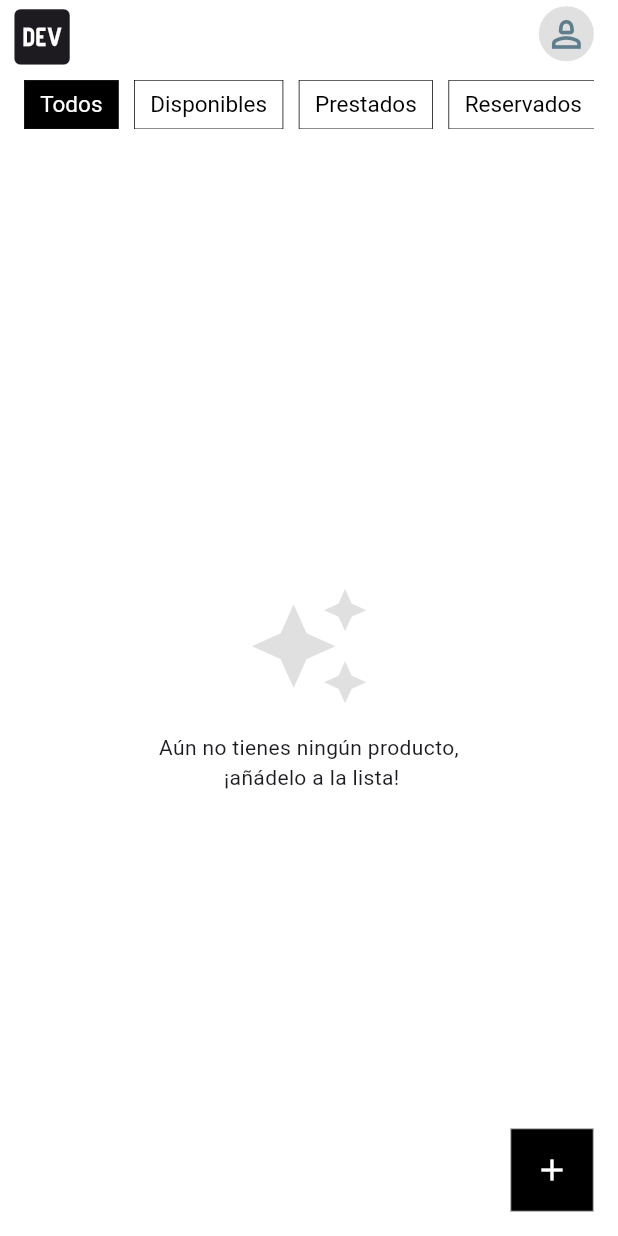
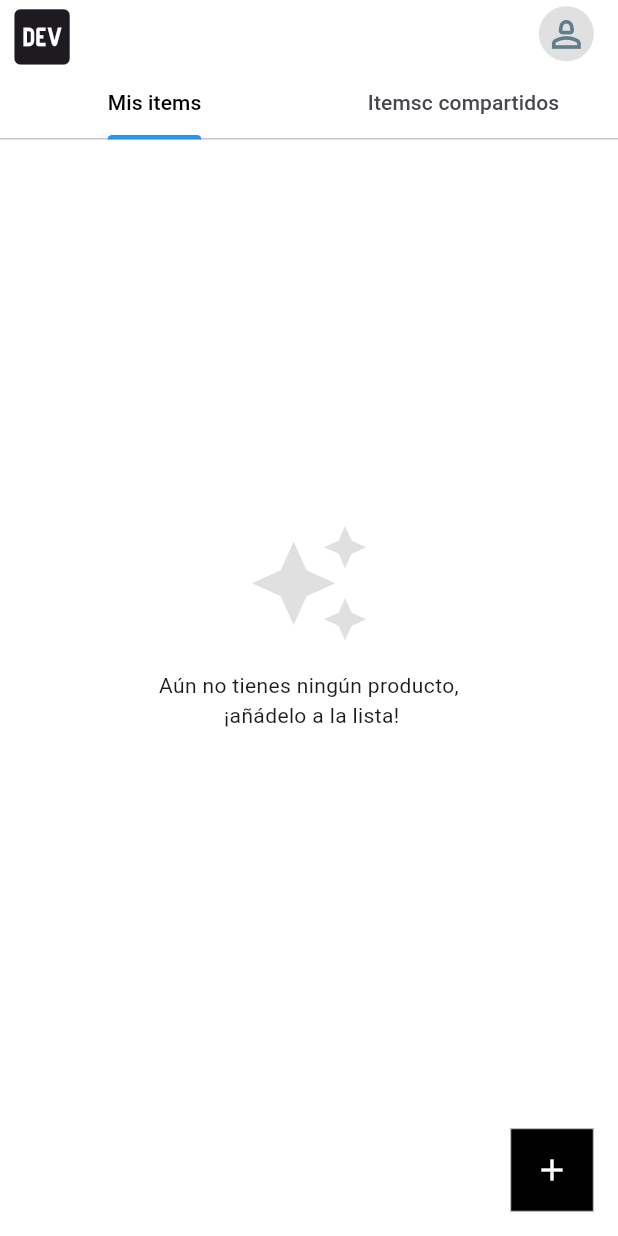
Before and after one commit to cjamar/worne-app, a Flutter app: the HomePage screen opened directly, in the side drawer, after a tap on the "add" icon, on a phone screen of 412 x 824 dp. Run offline on Flutter 3.47's test engine with Material 3 defaults, Android fonts, the phone set to English and light mode, and no system bars; our stand-ins replace cached_network_image, equatable, flutter_bloc, image_picker, sign_in_button, supabase_flutter; accounts and stored records are empty; network calls fail.

Commit message:
show OwnItemsList and SharedItemsList in tabviews and fix username fetched

```diff
--- a/lib/features/item/data/datasources/item_remote_datasource_impl.dart
+++ b/lib/features/item/data/datasources/item_remote_datasource_impl.dart
@@ -46,22 +46,41 @@ class ItemRemoteDatasourceImpl implements ItemRemoteDatasource {
 
   @override
   Future<List<SharedGroup>> getSharedGroups(String userId) async {
+    // Traemos los shared_groups donde participa el usuario
     final response = await supabase
         .from('shared_group')
-        .select()
+        .select('id, user_a_id, user_b_id')
         .or('user_a_id.eq.$userId,user_b_id.eq.$userId');
 
-    return response
-        .map(
-          (e) => SharedGroup(
-            id: e['id'],
-            userAId: e['user_a_id'],
-            userBId: e['user_b_id'],
-            nameUserA: e['name_user_a'],
-            nameUserB: e['name_user_b'],
-          ),
-        )
-        .toList();
+    // Mapeamos a SharedGroup y traemos el nombre de cada usuario
+    final List<SharedGroup> groups = [];
+    for (final g in response) {
+      final userAId = g['user_a_id'];
+      final userBId = g['user_b_id'];
+
+      // Traemos nombre de usuario de la tabla users
+      final nameUserA = await supabase
+          .from('users')
+          .select('username')
+          .eq('id', userAId)
+          .maybeSingle();
+      final nameUserB = await supabase
+          .from('users')
+          .select('username')
+          .eq('id', userBId)
+          .maybeSingle();
+
+      groups.add(
+        SharedGroup(
+          id: g['id'],
+          userAId: userAId,
+          userBId: userBId,
+          nameUserA: nameUserA?['username'] ?? 'Usuario sin identificar',
+          nameUserB: nameUserB?['username'] ?? 'Usuario sin identificar',
+        ),
+      );
+    }
+    return groups;
   }
 
   // TODO: Método pendiente de uso (sustituirá a getItems)
--- a/lib/features/item/presentation/pages/home_page.dart
+++ b/lib/features/item/presentation/pages/home_page.dart
@@ -116,7 +116,8 @@ class _HomePageState extends State<HomePage> {
           return _errorContainer(size, state.message);
         }
         if (state is ItemLoadedGrouped) {
-          return _itemListBody(size, state);
+          // return _itemListBody(size, state);
+          return _tabView(size, state);
         }
         print('BLOC STATE ERROR --> ${state.runtimeType}');
         return _undefinedErrorContainer(size);
@@ -124,50 +125,99 @@ class _HomePageState extends State<HomePage> {
     ),
   );
 
-  _itemListBody(Size size, ItemLoadedGrouped state) => CustomScrollView(
-    slivers: [
-      // Botonera de filtros
-      _filterItemListButton(size, state.activeFilter),
+  _tabView(Size size, ItemLoadedGrouped state) => DefaultTabController(
+    length: 2,
+    child: Column(
+      children: [
+        TabBar(
+          tabs: [_tabTitle('Mis items'), _tabTitle('Itemsc compartidos')],
+          labelColor: Colors.black,
+          indicatorColor: Colors.blue,
+        ),
+        Expanded(
+          child: TabBarView(
+            children: [
+              _tabViewOwnItems(size, state),
+              _tabViewSharedItems(size, state),
+            ],
+          ),
+        ),
+      ],
+    ),
+  );
 
-      // Si no hay nada, mostramos mensaje
-      if (state.ownItems.isEmpty && state.groupedSharedItems.isEmpty)
-        SliverFillRemaining(
-          hasScrollBody: false,
-          child: _emptyListContainer(size),
-        )
-      else ...[
-        // Mis items propios
-        if (state.ownItems.isNotEmpty) _itemList(size, state.ownItems),
+  _tabTitle(String text) => Tab(text: text);
 
-        // Cada grupo de items compartidos por usuario
-        ...state.groupedSharedItems.entries.expand((entry) {
+  _tabViewOwnItems(Size size, ItemLoadedGrouped state) => state.ownItems.isEmpty
+      ? _emptyOwnListContainer(size)
+      : _ownItemsList(size, state.ownItems);
+
+  _tabViewSharedItems(Size size, ItemLoadedGrouped state) =>
+      state.groupedSharedItems.isEmpty
+      ? _emptySharedListContainer(size)
+      : _sharedItemsList(size, state.groupedSharedItems);
+
+  _sharedItemsList(Size size, Map<String, List<Item>> groupsByUserItems) =>
+      ListView.builder(
+        itemCount: groupsByUserItems.length,
+        itemBuilder: (context, index) {
+          final entry = groupsByUserItems.entries.elementAt(index);
           final userName = entry.key;
           final itemsList = entry.value;
 
-          return [
-            // Título del grupo
-            SliverToBoxAdapter(
-              child: Padding(
-                padding: const EdgeInsets.symmetric(
-                  horizontal: 16,
-                  vertical: 6,
-                ),
-                child: Text(
-                  'Compartido con $userName',
-                  style: const TextStyle(
-                    fontSize: 16,
-                    fontWeight: FontWeight.w600,
-                  ),
-                ),
-              ),
-            ),
-            // Grid de items del grupo
-            _itemList(size, itemsList),
-          ];
-        }),
-      ],
-    ],
-  );
+          if (itemsList.isEmpty) return SizedBox.shrink();
+          return ListTile(
+            title: Text(userName),
+            subtitle: Text('${itemsList.length} items en común'),
+            onTap: () {}, // navegar a lista de items compartidos con el usuario
+          );
+        },
+      );
+
+  // _itemListBody(Size size, ItemLoadedGrouped state) => CustomScrollView(
+  //   slivers: [
+  //     // Botonera de filtros
+  //     _filterItemListButton(size, state.activeFilter),
+
+  //     // Si no hay nada, mostramos mensaje
+  //     if (state.ownItems.isEmpty && state.groupedSharedItems.isEmpty)
+  //       SliverFillRemaining(
+  //         hasScrollBody: false,
+  //         child: _emptyListContainer(size),
+  //       )
+  //     else ...[
+  //       // Mis items propios
+  //       if (state.ownItems.isNotEmpty) _itemList(size, state.ownItems),
+
+  //       // Cada grupo de items compartidos por usuario
+  //       ...state.groupedSharedItems.entries.expand((entry) {
+  //         final userName = entry.key;
+  //         final itemsList = entry.value;
+
+  //         return [
+  //           // Título del grupo
+  //           SliverToBoxAdapter(
+  //             child: Padding(
+  //               padding: const EdgeInsets.symmetric(
+  //                 horizontal: 16,
+  //                 vertical: 6,
+  //               ),
+  //               child: Text(
+  //                 'Compartido con $userName',
+  //                 style: const TextStyle(
+  //                   fontSize: 16,
+  //                   fontWeight: FontWeight.w600,
+  //                 ),
+  //               ),
+  //             ),
+  //           ),
+  //           // Grid de items del grupo
+  //           _itemList(size, itemsList),
+  //         ];
+  //       }),
+  //     ],
+  //   ],
+  // );
 
   _filterItemListButton(Size size, ItemStatus? activeFilter) => SliverAppBar(
     automaticallyImplyLeading: false,
@@ -213,24 +263,38 @@ class _HomePageState extends State<HomePage> {
     ),
   );
 
-  _itemList(Size size, List<Item> items) => SliverPadding(
-    padding: EdgeInsetsGeometry.all(size.width * 0.01),
-    sliver: SliverGrid(
-      delegate: SliverChildBuilderDelegate(
-        (context, index) => ItemCard(
-          key: ValueKey(items[index].id),
-          item: items[index],
-          onTap: () => _goToDetail(items[index]),
-          onLongPress: () => _confirmDeleteDialog(size, items[index]),
-        ),
-        childCount: items.length,
-      ),
-      gridDelegate: const SliverGridDelegateWithFixedCrossAxisCount(
-        crossAxisCount: 2,
-        childAspectRatio: 0.75,
-      ),
+  _ownItemsList(Size size, List<Item> items) => GridView.builder(
+    itemCount: items.length,
+    gridDelegate: SliverGridDelegateWithFixedCrossAxisCount(
+      crossAxisCount: 2,
+      childAspectRatio: 0.75,
+    ),
+    itemBuilder: (context, index) => ItemCard(
+      key: ValueKey(items[index].id),
+      item: items[index],
+      onTap: () => _goToDetail(items[index]),
+      onLongPress: () => _confirmDeleteDialog(size, items[index]),
     ),
   );
+
+  // _itemList(Size size, List<Item> items) => SliverPadding(
+  //   padding: EdgeInsetsGeometry.all(size.width * 0.01),
+  //   sliver: SliverGrid(
+  //     delegate: SliverChildBuilderDelegate(
+  //       (context, index) => ItemCard(
+  //         key: ValueKey(items[index].id),
+  //         item: items[index],
+  //         onTap: () => _goToDetail(items[index]),
+  //         onLongPress: () => _confirmDeleteDialog(size, items[index]),
+  //       ),
+  //       childCount: items.length,
+  //     ),
+  //     gridDelegate: const SliverGridDelegateWithFixedCrossAxisCount(
+  //       crossAxisCount: 2,
+  //       childAspectRatio: 0.75,
+  //     ),
+  //   ),
+  // );
 
   _goToDetail(Item item) => Navigator.push(
     context,
@@ -306,10 +370,16 @@ class _HomePageState extends State<HomePage> {
     }
   }
 
-  _emptyListContainer(Size size) => SimpleWidgets.containerWithIcon(
+  _emptyOwnListContainer(Size size) => SimpleWidgets.containerWithIcon(
     size,
     Icons.auto_awesome,
     'Aún no tienes ningún producto, \n ¡añádelo a la lista!',
+  );
+
+  _emptySharedListContainer(Size size) => SimpleWidgets.containerWithIcon(
+    size,
+    Icons.handshake,
+    'Aún no tienes ningún producto compartido, \n ¡comparte items con usuarios amigos!',
   );
 
   _errorContainer(Size size, String message) => SimpleWidgets.containerWithIcon(
--- a/lib/features/shared/widgets/simple_widgets.dart
+++ b/lib/features/shared/widgets/simple_widgets.dart
@@ -15,7 +15,9 @@ class SimpleWidgets {
     child: Icon(icon, size: size.width * 0.15, color: Colors.grey.shade300),
   );
 
-  static containerWithIcon(Size size, IconData icon, String text) => Center(
+  static containerWithIcon(Size size, IconData icon, String text) => Padding(
+    padding: EdgeInsetsGeometry.only(bottom: size.height * 0.1),
+    child: Center(
       child: Column(
         mainAxisAlignment: MainAxisAlignment.center,
         children: [
@@ -24,6 +26,7 @@ class SimpleWidgets {
           Text(text, textAlign: TextAlign.center),
         ],
       ),
+    ),
   );
 
   static inputBorder(Size size, Color color) => OutlineInputBorder(
```
Lines whose indentation alone changed are shown as unchanged.
